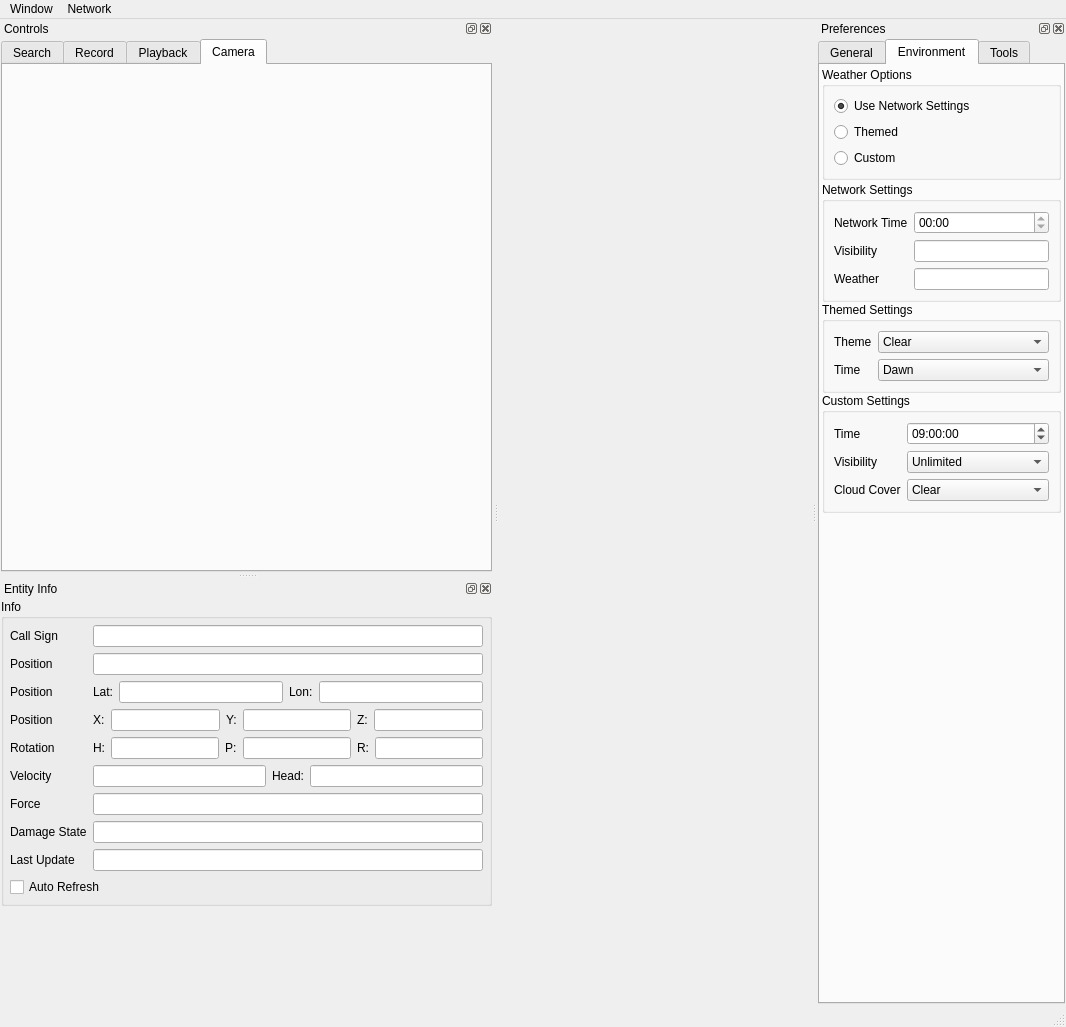
Before: the Qt Designer form source/StealthViewer/ui/MainWindowUi.ui in delta3d/SimulationCore, drawn with Qt 5.
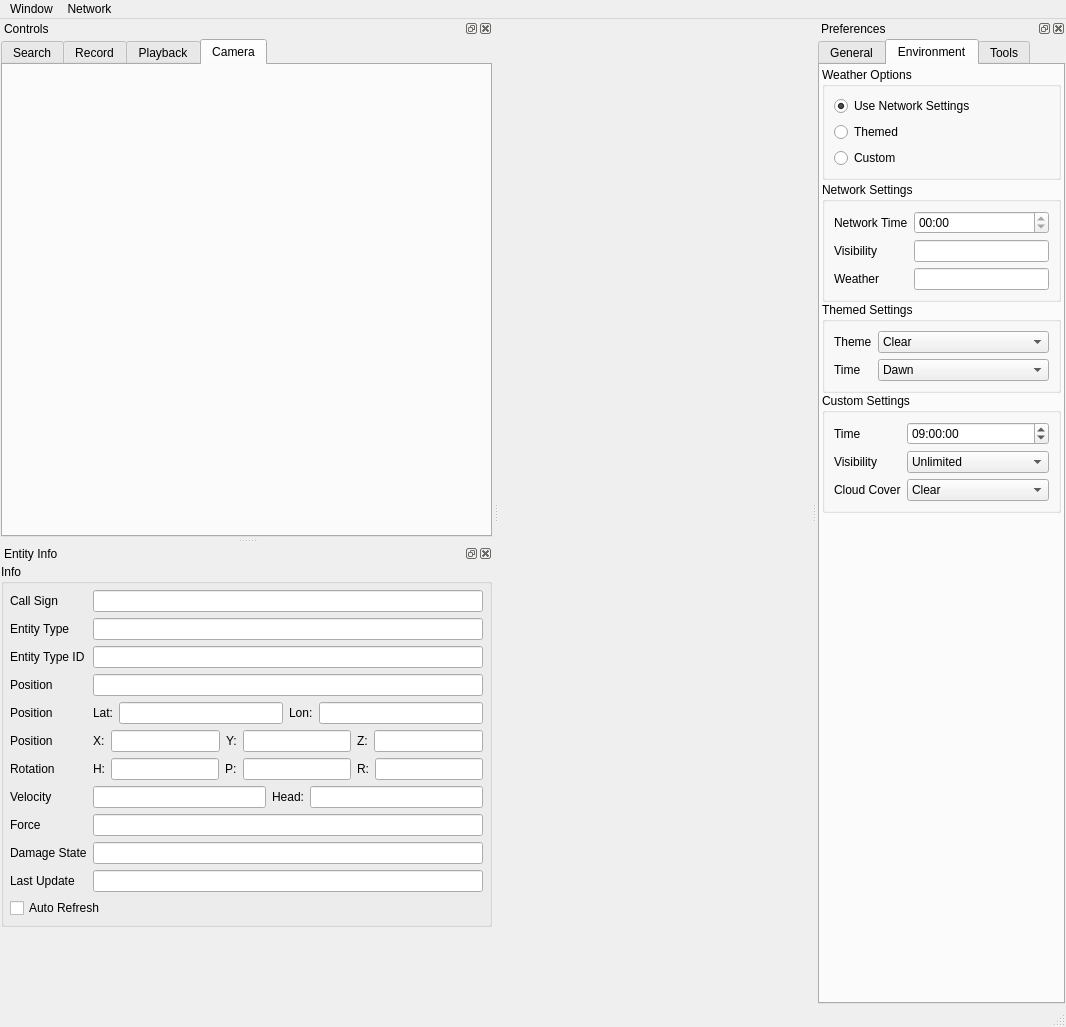
After: the same form once the commit is applied. The open tabs and pages were chosen to show the change.

Commit message: Added fields to Entity Info panel to show an entity's DIS ID and object mapping name.

What changed in the file:
```diff
--- a/source/StealthViewer/ui/MainWindowUi.ui
+++ b/source/StealthViewer/ui/MainWindowUi.ui
@@ -3100,14 +3100,14 @@
            <property name="verticalSpacing" >
             <number>6</number>
            </property>
-           <item row="6" column="1" >
+           <item row="8" column="1" >
             <widget class="QLineEdit" name="mEntityInfoForceLineEdit" >
              <property name="readOnly" >
               <bool>true</bool>
              </property>
             </widget>
            </item>
-           <item row="6" column="0" >
+           <item row="8" column="0" >
             <widget class="QLabel" name="mEntityInfoForceLabel" >
              <property name="text" >
               <string>Force</string>
@@ -3117,14 +3117,14 @@
              </property>
             </widget>
            </item>
-           <item row="8" column="0" >
+           <item row="10" column="0" >
             <widget class="QLabel" name="mEntityInfoLastUpdateTimeLabel" >
              <property name="text" >
               <string>Last Update</string>
              </property>
             </widget>
            </item>
-           <item row="7" column="1" >
+           <item row="9" column="1" >
             <widget class="QLineEdit" name="mDamageStateLineEdit" >
              <property name="readOnly" >
               <bool>true</bool>
@@ -3154,14 +3154,14 @@
              </property>
             </widget>
            </item>
-           <item row="4" column="0" >
+           <item row="6" column="0" >
             <widget class="QLabel" name="mEntityInfoRotationLabel" >
              <property name="text" >
               <string>Rotation</string>
              </property>
             </widget>
            </item>
-           <item row="1" column="1" >
+           <item row="3" column="1" >
             <widget class="QLineEdit" name="mEntityInfoPositionMGRS" >
              <property name="toolTip" >
               <string>The MGRS position of the entity</string>
@@ -3171,7 +3171,7 @@
              </property>
             </widget>
            </item>
-           <item row="7" column="0" >
+           <item row="9" column="0" >
             <widget class="QLabel" name="mEntityInfoDamageStateLabel" >
              <property name="text" >
               <string>Damage State</string>
@@ -3181,7 +3181,7 @@
              </property>
             </widget>
            </item>
-           <item row="1" column="0" >
+           <item row="3" column="0" >
             <widget class="QLabel" name="mEntityInfoPositionLabel_MGRS" >
              <property name="text" >
               <string>Position</string>
@@ -3191,14 +3191,14 @@
              </property>
             </widget>
            </item>
-           <item row="9" column="0" colspan="2" >
+           <item row="11" column="0" colspan="2" >
             <widget class="QCheckBox" name="mEntityInfoAutoRefreshCheckBox" >
              <property name="text" >
               <string>Auto Refresh</string>
              </property>
             </widget>
            </item>
-           <item row="4" column="1" >
+           <item row="6" column="1" >
             <layout class="QHBoxLayout" >
              <item>
               <widget class="QLabel" name="mEntityInfoRot_HeadLabel" >
@@ -3253,7 +3253,7 @@
              </item>
             </layout>
            </item>
-           <item row="8" column="1" >
+           <item row="10" column="1" >
             <widget class="QLineEdit" name="mEntityInfoLastUpdateTimeLineEdit" >
              <property name="toolTip" >
               <string>The amount of time that has passed since this entity was updated on the network.</string>
@@ -3263,7 +3263,7 @@
              </property>
             </widget>
            </item>
-           <item row="2" column="0" >
+           <item row="4" column="0" >
             <widget class="QLabel" name="mEntityInfoPositionLabel_LatLon" >
              <property name="text" >
               <string>Position</string>
@@ -3273,7 +3273,7 @@
              </property>
             </widget>
            </item>
-           <item row="2" column="1" >
+           <item row="4" column="1" >
             <layout class="QHBoxLayout" >
              <item>
               <widget class="QLabel" name="mEntityInfoPos_LatLabel" >
@@ -3311,7 +3311,7 @@
              </item>
             </layout>
            </item>
-           <item row="3" column="0" >
+           <item row="5" column="0" >
             <widget class="QLabel" name="mEntityInfoPositionLabel_XYZ" >
              <property name="text" >
               <string>Position</string>
@@ -3321,7 +3321,7 @@
              </property>
             </widget>
            </item>
-           <item row="3" column="1" >
+           <item row="5" column="1" >
             <layout class="QHBoxLayout" >
              <item>
               <widget class="QLabel" name="mEntityInfoPos_XLabel" >
@@ -3376,7 +3376,7 @@
              </item>
             </layout>
            </item>
-           <item row="5" column="0" >
+           <item row="7" column="0" >
             <widget class="QLabel" name="mEntityInfoSpeedLabel" >
              <property name="text" >
               <string>Velocity</string>
@@ -3386,7 +3386,7 @@
              </property>
             </widget>
            </item>
-           <item row="5" column="1" >
+           <item row="7" column="1" >
             <layout class="QHBoxLayout" >
              <item>
               <widget class="QLineEdit" name="mEntityInfoSpeed" >
@@ -3417,6 +3417,52 @@
              </item>
             </layout>
            </item>
+           <item row="1" column="0" >
+            <widget class="QLabel" name="mEntityTypeLabel" >
+             <property name="text" >
+              <string>Entity Type</string>
+             </property>
+             <property name="buddy" >
+              <cstring>mEntityInfoCallSignLineEdit</cstring>
+             </property>
+            </widget>
+           </item>
+           <item row="1" column="1" >
+            <widget class="QLineEdit" name="mEntityTypeLineEdit" >
+             <property name="sizePolicy" >
+              <sizepolicy vsizetype="Fixed" hsizetype="Expanding" >
+               <horstretch>1</horstretch>
+               <verstretch>0</verstretch>
+              </sizepolicy>
+             </property>
+             <property name="readOnly" >
+              <bool>true</bool>
+             </property>
+            </widget>
+           </item>
+           <item row="2" column="0" >
+            <widget class="QLabel" name="mEntityTypeIDLabel" >
+             <property name="text" >
+              <string>Entity Type ID</string>
+             </property>
+             <property name="buddy" >
+              <cstring>mEntityInfoPositionMGRS</cstring>
+             </property>
+            </widget>
+           </item>
+           <item row="2" column="1" >
+            <widget class="QLineEdit" name="mEntityTypeIDLineEdit" >
+             <property name="sizePolicy" >
+              <sizepolicy vsizetype="Fixed" hsizetype="Expanding" >
+               <horstretch>1</horstretch>
+               <verstretch>0</verstretch>
+              </sizepolicy>
+             </property>
+             <property name="readOnly" >
+              <bool>true</bool>
+             </property>
+            </widget>
+           </item>
           </layout>
          </widget>
         </item>
```
Left out of the diff: 4 changed lines with no effect on the pictures. The commit also changes 1 other file.
